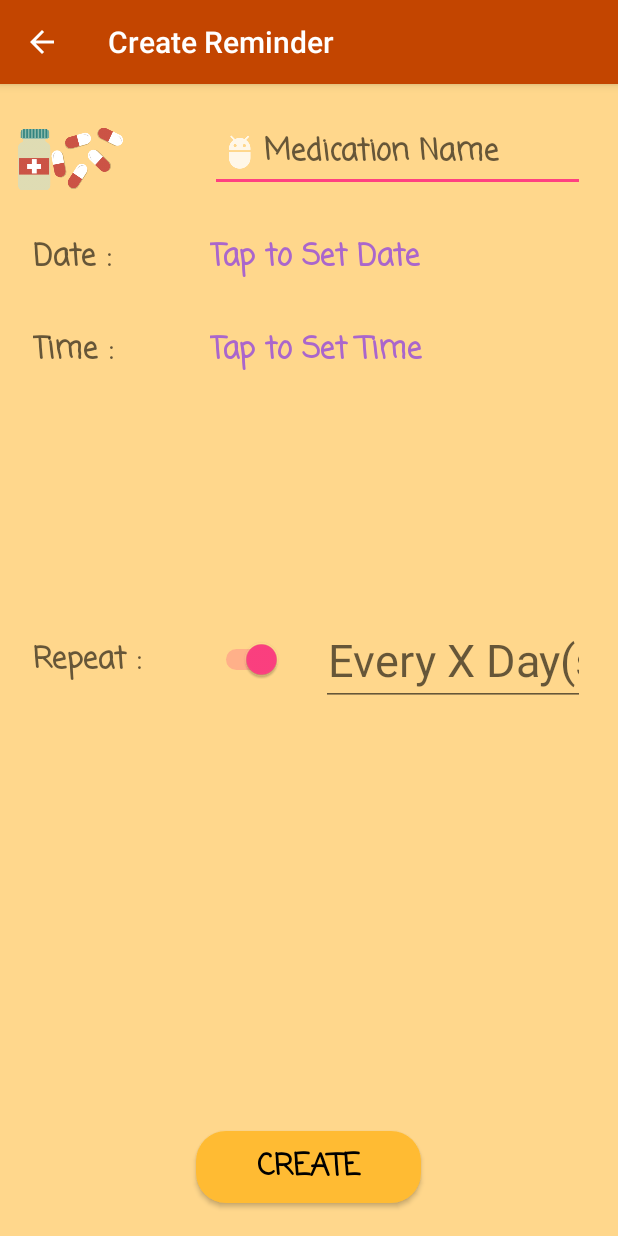
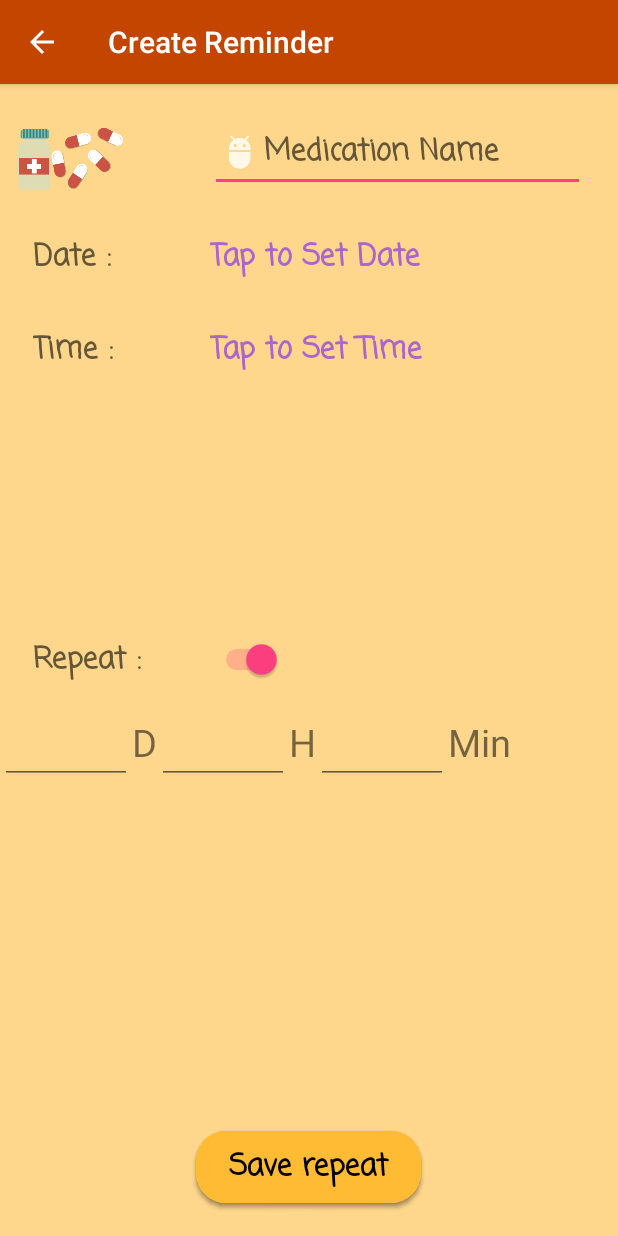
Before and after one commit to monnyy/CoenElec390, an Android app: the createReminder screen opened directly, with no data from a screen before it, after a tap on an icon or button, on a phone screen of 412 x 824 dp. Run offline under Robolectric (Android 15) with nearby library versions, the phone set to English and light mode, and no system bars.

Commit message:
change the repeat functionality on create Reminder Activity

```diff
--- a/medminder/app/src/main/java/com/example/nick/medminder/createReminder.java
+++ b/medminder/app/src/main/java/com/example/nick/medminder/createReminder.java
@@ -19,11 +19,13 @@ import android.widget.Toast;
 
 import java.util.Calendar;
 
+import static java.lang.Integer.parseInt;
+
 public class createReminder extends AppCompatActivity {
 
-    Button create_btn;
-    TextView date_view, time_view;
-    EditText med_name, repeat_day;
+    Button create_btn,period_save_btn;
+    TextView date_view, time_view,period_text_day,period_text_hour,period_text_min,repeat_day;
+    EditText med_name, period_day,period_hour,period_min;
     AlarmManager alarmManager;
     Switch repeat_switch;
     PendingIntent pIntent;
@@ -36,11 +38,18 @@ public class createReminder extends AppCompatActivity {
     protected void onCreate(Bundle savedInstanceState) {
         super.onCreate(savedInstanceState);
         setContentView(R.layout.activity_create_reminder);
+        period_save_btn = (Button)findViewById(R.id.period_save_btn);
         create_btn = (Button) findViewById(R.id.createReminderBTN);
         date_view = (TextView) findViewById(R.id.create_date);
         time_view = (TextView) findViewById(R.id.create_time);
+        period_text_day = (TextView)findViewById(R.id.period_text_day);
+        period_text_hour = (TextView)findViewById(R.id.period_text_hour);
+        period_text_min = (TextView)findViewById(R.id.period_text_min);
         med_name = (EditText) findViewById(R.id.medName);
-        repeat_day = (EditText) findViewById(R.id.repeat_days);
+        repeat_day = (TextView) findViewById(R.id.repeat_days);
+        period_day = (EditText)findViewById(R.id.period_day);
+        period_hour = (EditText)findViewById(R.id.period_hour);
+        period_min = (EditText)findViewById(R.id.period_min);
         repeat_switch = (Switch) findViewById(R.id.repeat_switch);
         alarmManager = (AlarmManager) getSystemService(ALARM_SERVICE);
 
@@ -68,7 +77,16 @@ public class createReminder extends AppCompatActivity {
                 }
             }
         });
+
+        period_save_btn.setOnClickListener(new View.OnClickListener() {
+            @Override
+            public void onClick(View view) {
+                setUI();
+            }
+        });
     }
+
+
 
     public void setDate(View view) {
         final Calendar calendar = Calendar.getInstance();
@@ -111,12 +129,79 @@ public class createReminder extends AppCompatActivity {
         boolean on = ((Switch) view).isChecked();
         if (on) {
             repeat = true;
-            repeat_day.setVisibility(View.VISIBLE);
+            period_day.setVisibility(View.VISIBLE);
+            period_hour.setVisibility(View.VISIBLE);
+            period_min.setVisibility(View.VISIBLE);
+            period_text_day.setVisibility(View.VISIBLE);
+            period_text_hour.setVisibility(View.VISIBLE);
+            period_text_min.setVisibility(View.VISIBLE);
+            period_save_btn.setVisibility(View.VISIBLE);
+            repeat_day.setVisibility(View.INVISIBLE);
         }
         else {
             repeat = false;
-            repeat_day.setText(null);
+            period_day.setText(null);
+            period_hour.setText(null);
+            period_min.setText(null);
+            period_day.setVisibility(View.INVISIBLE);
+            period_hour.setVisibility(View.INVISIBLE);
+            period_min.setVisibility(View.INVISIBLE);
+            period_text_day.setVisibility(View.INVISIBLE);
+            period_text_hour.setVisibility(View.INVISIBLE);
+            period_text_min.setVisibility(View.INVISIBLE);
+            period_save_btn.setVisibility(View.INVISIBLE);
             repeat_day.setVisibility(View.INVISIBLE);
         }
     }
+    public void setUI(){
+        String d, h, min;
+        d = period_day.getText().toString();
+        h = period_hour.getText().toString();
+        min = period_min.getText().toString();
+        if (d.isEmpty() && h.isEmpty() && min.isEmpty()) {
+            Toast toast = Toast.makeText(getApplicationContext(), "input repeat information", Toast.LENGTH_LONG);
+            toast.show();
+        }
+        else if (parseInt (h) >23){
+            Toast toast = Toast.makeText(getApplicationContext(), "repeat hours cannot be bigger than 23", Toast.LENGTH_LONG);
+            toast.show();
+        }
+
+        else if (parseInt(min) > 59){
+            Toast toast = Toast.makeText(getApplicationContext(), "repeat minutes cannot be bigger than 59", Toast.LENGTH_LONG);
+            toast.show();
+        }
+        else {
+            if(d.isEmpty()){
+                repeat_day.setText("Every " + h + "h(s) " + min + "min(s)");
+            }
+            else if (d.isEmpty() && h.isEmpty()){
+                repeat_day.setText("Every " + min + "min(s)");
+            }
+            else if (d.isEmpty() && min.isEmpty()){
+                repeat_day.setText("Every " + h + "h(s) ");
+            }
+            else if (h.isEmpty() && min.isEmpty()){
+                repeat_day.setText("Every " + d + "D(s) ");
+            }
+            else if (h.isEmpty()){
+                repeat_day.setText("Every " + d + "D(s) " + min + "min(s)");
+            }
+            else if (min.isEmpty()){
+                repeat_day.setText("Every " + d + "D(s) " + h + "h(s) ");
+            }
+            else {
+                repeat_day.setText("Every " + d + "D(s) " + h + "h(s) " + min + "min(s)");
+            }
+            repeat_day.setVisibility(View.VISIBLE);
+            period_day.setVisibility(View.INVISIBLE);
+            period_hour.setVisibility(View.INVISIBLE);
+            period_min.setVisibility(View.INVISIBLE);
+            period_text_day.setVisibility(View.INVISIBLE);
+            period_text_hour.setVisibility(View.INVISIBLE);
+            period_text_min.setVisibility(View.INVISIBLE);
+            period_save_btn.setVisibility(View.INVISIBLE);
+        }
+    }
+
 }
--- a/medminder/app/src/main/res/layout/activity_create_reminder.xml
+++ b/medminder/app/src/main/res/layout/activity_create_reminder.xml
@@ -6,23 +6,17 @@
     android:background="#ffd78c">
 
 
-    <EditText
+    <TextView
         android:id="@+id/repeat_days"
-        android:layout_width="wrap_content"
+        android:layout_width="match_parent"
         android:layout_height="wrap_content"
-        android:layout_alignEnd="@+id/create_time"
-        android:layout_alignRight="@+id/create_time"
-        android:layout_centerVertical="true"
-        android:layout_marginLeft="26dp"
-        android:layout_marginStart="26dp"
-        android:layout_toEndOf="@+id/repeat_switch"
-        android:layout_toRightOf="@+id/repeat_switch"
-        android:ems="3"
+        android:layout_alignLeft="@+id/login_logo"
+        android:layout_alignStart="@+id/login_logo"
+        android:layout_below="@+id/setRepeat"
+        android:layout_marginTop="39dp"
         android:gravity="center"
-        android:hint="Every X Day(s)"
         android:inputType="number"
-        android:maxLength="1"
-        android:textSize="30sp"
+        android:textSize="25sp"
         android:visibility="invisible" />
 
     <Button
@@ -181,6 +175,121 @@
         android:textSize="20sp"
         android:textStyle="bold" />
 
+    <EditText
+        android:id="@+id/period_day"
+        android:layout_width="wrap_content"
+        android:layout_height="wrap_content"
+        android:layout_alignParentLeft="true"
+        android:layout_alignParentStart="true"
+        android:layout_below="@+id/setRepeat"
+        android:layout_marginTop="12dp"
+        android:ems="3"
+        android:gravity="center"
+        android:inputType="number"
+        android:maxLength="1"
+        android:textSize="25sp"
+        android:visibility="invisible"/>
+
+    <TextView
+        android:id="@+id/period_text_day"
+        android:layout_width="wrap_content"
+        android:layout_height="wrap_content"
+        android:layout_marginTop="13dp"
+        android:layout_toEndOf="@+id/period_day"
+        android:layout_toRightOf="@+id/period_day"
+        android:text="D"
+        android:textSize="25sp"
+        android:layout_alignBaseline="@+id/period_day"
+        android:layout_alignBottom="@+id/period_day"
+        android:visibility="invisible"
+        />
+
+    <EditText
+        android:id="@+id/period_hour"
+        android:layout_width="wrap_content"
+        android:layout_height="wrap_content"
+        android:layout_alignBaseline="@+id/period_text_day"
+        android:layout_alignBottom="@+id/period_text_day"
+        android:layout_toEndOf="@+id/period_text_day"
+        android:layout_toRightOf="@+id/period_text_day"
+        android:ems="3"
+        android:gravity="center"
+        android:inputType="number"
+        android:maxLength="2"
+        android:textSize="25sp"
+        android:visibility="invisible"/>
+
+    <TextView
+        android:id="@+id/period_text_hour"
+        android:layout_width="wrap_content"
+        android:layout_height="wrap_content"
+        android:layout_alignBaseline="@+id/period_hour"
+        android:layout_alignBottom="@+id/period_hour"
+        android:layout_toEndOf="@+id/period_hour"
+        android:layout_toRightOf="@+id/period_hour"
+        android:text="H"
+        android:textSize="25sp"
+        android:visibility="invisible"/>
+
+    <EditText
+        android:id="@+id/period_min"
+        android:layout_width="wrap_content"
+        android:layout_height="wrap_content"
+        android:layout_alignBaseline="@+id/period_text_hour"
+        android:layout_alignBottom="@+id/period_text_hour"
+        android:layout_toEndOf="@+id/period_text_hour"
+        android:layout_toRightOf="@+id/period_text_hour"
+        android:ems="3"
+        android:gravity="center"
+        android:inputType="number"
+        android:maxLength="2"
+        android:textSize="25sp"
+        android:visibility="invisible"/>
+
+    <TextView
+        android:id="@+id/period_text_min"
+        android:layout_width="wrap_content"
+        android:layout_height="wrap_content"
+        android:layout_alignBaseline="@+id/period_min"
+        android:layout_alignBottom="@+id/period_min"
+        android:layout_alignTop="@+id/period_min"
+        android:layout_marginTop="13dp"
+        android:layout_toEndOf="@+id/period_min"
+        android:layout_toRightOf="@+id/period_min"
+        android:text="Min"
+        android:textSize="25sp"
+        android:visibility="invisible"/>
+
+    <Button
+        android:id="@+id/period_save_btn"
+        style="@android:style/Widget.Button.Toggle"
+        android:layout_width="150dp"
+        android:layout_height="wrap_content"
+        android:layout_alignParentBottom="true"
+        android:layout_centerHorizontal="true"
+        android:layout_marginBottom="22dp"
+        android:background="@drawable/rounded_button"
+        android:fontFamily="casual"
+        android:text="Save repeat"
+        android:textAlignment="center"
+        android:textAllCaps="false"
+        android:textAppearance="@style/TextAppearance.AppCompat.Button"
+        android:textSize="20sp"
+        android:textStyle="bold"
+        android:visibility="invisible"
+        />
+
+    <Button
+        android:id="@+id/alarm_off"
+        android:layout_width="wrap_content"
+        android:layout_height="wrap_content"
+        android:layout_above="@+id/period_save_btn"
+        android:layout_marginBottom="23dp"
+        android:layout_toEndOf="@+id/period_text_min"
+        android:layout_toRightOf="@+id/period_text_min"
+        android:text="alarm off"
+        android:visibility="invisible" />
+
 
 
 </RelativeLayout>
--- a/medminder/app/src/main/res/layout/activity_create_reminder2.xml
+++ b/medminder/app/src/main/res/layout/activity_create_reminder2.xml
@@ -235,7 +235,7 @@
         android:layout_alignParentBottom="true"
         android:layout_centerHorizontal="true"
         android:text="SAVE"
-        android:textSize="30dp"
+        android:textSize="30sp"
         android:visibility="invisible"
         />
 
```
